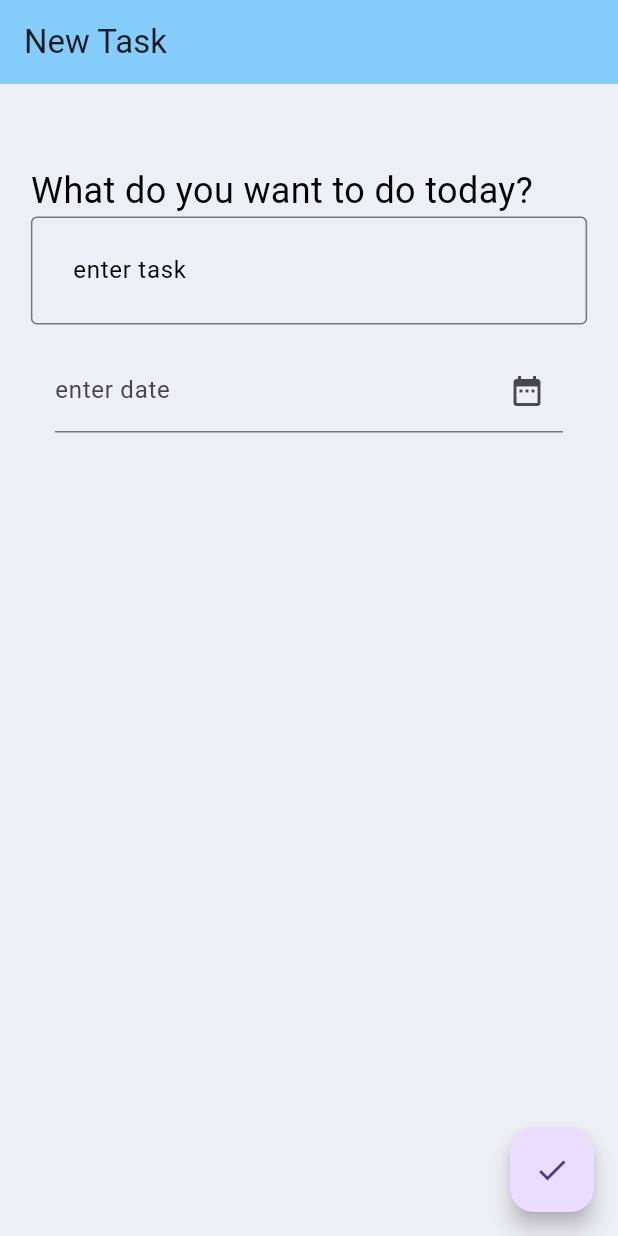
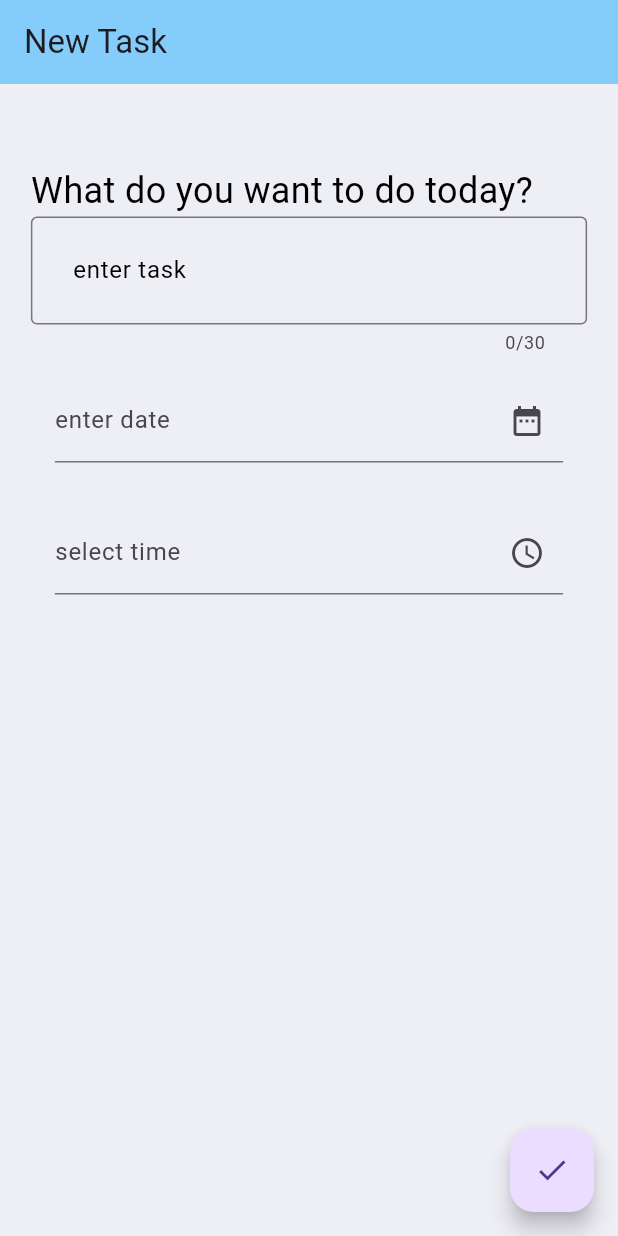
Before and after one commit to masked-mermaid/Todo, a Flutter app: the screen it shows after launch, after a tap on the "add" icon, on a phone screen of 412 x 824 dp. Run offline on Flutter 3.47's test engine with Material 3 defaults, Android fonts, the phone set to English and light mode, and no system bars; our stand-ins replace google_fonts.

Commit message:
task adding logic and screenshots

```diff
--- a/lib/add_task.dart
+++ b/lib/add_task.dart
@@ -1,5 +1,6 @@
 import 'package:flutter/material.dart';
 import 'app_colors.dart';
+import 'package:intl/intl.dart';
 
 class AddTask extends StatefulWidget {
   const AddTask({super.key});
@@ -8,21 +9,23 @@ class AddTask extends StatefulWidget {
   State<AddTask> createState() => _AddTaskState();
 }
 
+
+
 class _AddTaskState extends State<AddTask> {
-  DateTime selectedDate = DateTime.now();
-  TimeOfDay selectedTime= TimeOfDay.now();
-                              bool selectTime= false;
+  DateTime? selectedDate = DateTime.now();
+  TimeOfDay selectedTime = TimeOfDay.now();
+  TextEditingController task = TextEditingController();
+  TextEditingController datecontroller = TextEditingController();
+  TextEditingController timecontroller = TextEditingController();
 
   @override
   Widget build(BuildContext context) {
     return MaterialApp(
-      debugShowCheckedModeBanner: false ,
-
+      debugShowCheckedModeBanner: false,
       home: Scaffold(
-
-        appBar: AppBar(title: Text('New Task'),
+        appBar: AppBar(
+          title: Text('New Task'),
           backgroundColor: LgT.appbar,
-
         ),
         backgroundColor: LgT.background,
         body: SafeArea(
@@ -38,6 +41,8 @@ class _AddTaskState extends State<AddTask> {
                     style: TextStyle(color: LgT.txt, fontSize: 24),
                   ),
                   TextField(
+                    maxLength: 30,
+                    controller: task,
                     decoration: InputDecoration(
                       contentPadding: EdgeInsets.all(24),
                       label: Text(
@@ -46,70 +51,59 @@ class _AddTaskState extends State<AddTask> {
                       ),
                       border: OutlineInputBorder(
                         borderRadius: BorderRadius.all(Radius.circular(4)),
-
-                        // labelStyle: TextStyle(color: LgT.txt, fontSize: 24),
                       ),
                     ),
                   ),
-
                   Padding(
                     padding: const EdgeInsets.all(16),
                     child: TextFormField(
-                      controller: TextEditingController(),
+                      controller: datecontroller,
                       readOnly: true,
-
                       decoration: InputDecoration(
                         suffixIcon: Icon(Icons.date_range),
                         label: Text('enter date'),
-                        hintText: '${selectedDate.year}/${selectedDate.month}/${selectedDate.day}',
-
                       ),
-                      onTap:
-                          () async{
-                            DateTime? date = await showDatePicker(
+                      onTap: () async {
+                        DateTime? pickedDate = await showDatePicker(
                           context: context,
+                          initialDate: selectedDate ?? DateTime.now(),
                           firstDate: DateTime.now(),
                           lastDate: DateTime(2100),
                         );
-                          if (date!=null){
+                        if (pickedDate != null) {
                           setState(() {
-                              selectedDate=date;
+                            selectedDate = pickedDate;
+                            datecontroller.text = DateFormat('yyyy-MM-dd').format(selectedDate!);
                             print('date today is $selectedDate');
-                              selectTime= true;
                           });
-                          }}
+                        }
+                      },
                     ),
                   ),
-                  Visibility(
-                    visible: selectTime,
-                    child: Padding(
+                  Padding(
                     padding: const EdgeInsets.all(16),
                     child: TextFormField(
-                      controller: TextEditingController(),
+                      controller: timecontroller,
                       readOnly: true,
-
                       decoration: InputDecoration(
                         suffixIcon: Icon(Icons.watch_later_outlined),
                         label: Text('select time'),
-                        hintText: '${selectedTime.hour}:${selectedTime.minute}',
-
                       ),
-                      onTap:
-                          () async{
-                            TimeOfDay? time= await showTimePicker(
+                      onTap: () async {
+                        TimeOfDay? pickedTime = await showTimePicker(
                           context: context,
-                           initialTime: TimeOfDay.now()
+                          initialTime: TimeOfDay.now(),
                         );
-                          if (time!=null){
+                        if (pickedTime != null) {
                           setState(() {
-                              selectedTime=time;
-                              print('date today is $time');
+                            selectedTime = pickedTime;
+                            timecontroller.text = selectedTime.format(context);
+                            print('date today is $pickedTime');
                           });
-                          }}
+                        }
+                      },
                     ),
-                  ),),
-
-
+                  ),
                 ],
               ),
             ),
@@ -117,10 +111,11 @@ class _AddTaskState extends State<AddTask> {
         ),
         floatingActionButton: FloatingActionButton(
           child: Icon(Icons.done),
-          onPressed: () {},
+          onPressed: () {
+            print('the task is' + task.text);
+          },
         ),
       ),
     );
   }
-
 }
--- /dev/null
+++ b/lib/taskmodels.dart
@@ -0,0 +1,7 @@
+class Task{
+  final String title;
+  final DateTime dateTime;
+
+  Task({required this.title, required this.dateTime});
+
+}
--- a/pubspec.yaml
+++ b/pubspec.yaml
@@ -31,6 +31,7 @@ dependencies:
   flutter:
     sdk: flutter
   google_fonts: ^6.1.0
+  intl: ^0.20.2
 
   # The following adds the Cupertino Icons font to your application.
   # Use with the CupertinoIcons class for iOS style icons.
@@ -39,6 +40,7 @@ dependencies:
 dev_dependencies:
   flutter_test:
     sdk: flutter
+
 
   # The "flutter_lints" package below contains a set of recommended lints to
   # encourage good coding practices. The lint set provided by the package is
```
Also changed, not shown: pubspec.lock, 4 other files. Lines whose indentation alone changed are shown as unchanged.
